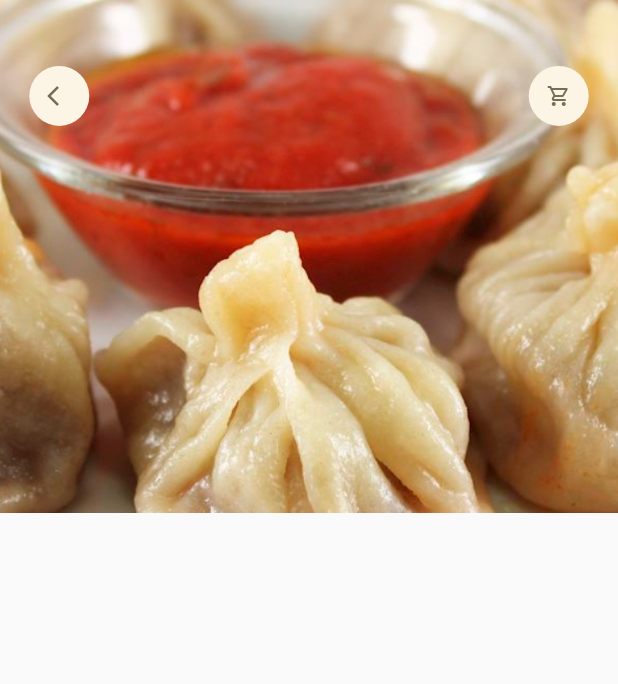
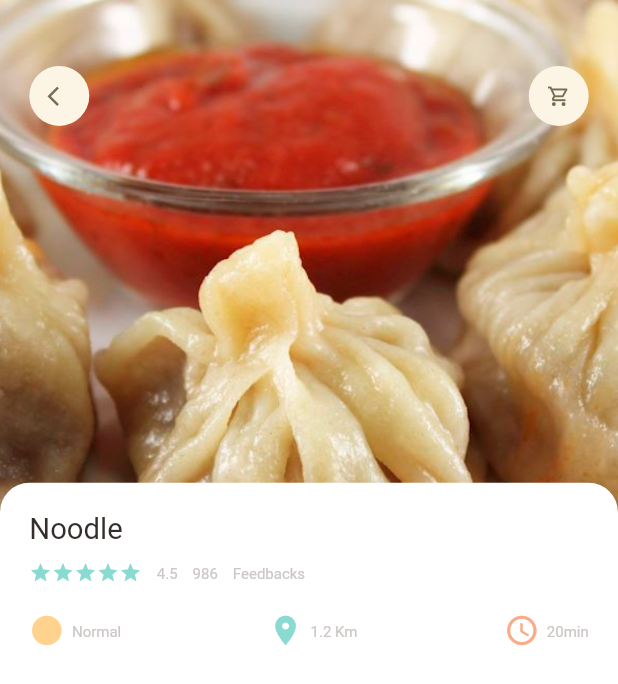
Before and after one commit to Anjeelchaudhary/E-commersApplication-_Foodie-, a Flutter app: the screen it shows after launch, on a phone screen of 412 x 824 dp. Shown: the top 684 px of the screen. Run offline on Flutter 3.47's test engine with Material 2 defaults, Android fonts, the phone set to English and light mode, and no system bars; our stand-ins replace dots_indicator, get.

Commit message:
:art: added below description
product detail

```diff
--- a/lib/pages/food/popular_food_detail.dart
+++ b/lib/pages/food/popular_food_detail.dart
@@ -1,5 +1,9 @@
 import 'package:flutter/material.dart';
+import 'package:flutter_ecommers_app/utils/colors.dart';
 import 'package:flutter_ecommers_app/utils/dimensions.dart';
+import 'package:flutter_ecommers_app/widgets/big_text.dart';
+import 'package:flutter_ecommers_app/widgets/icon_and_text_widget.dart';
+import 'package:flutter_ecommers_app/widgets/small_text.dart';
 
 import '../../widgets/app_icon.dart';
 
@@ -9,7 +13,8 @@ class PopularFoodDetail extends StatelessWidget {
   @override
   Widget build(BuildContext context) {
     return Scaffold(
-      body: Stack(children: [
+      body: Stack(
+        children: [
           Positioned(
             left: 0,
             right: 0,
@@ -33,8 +38,82 @@ class PopularFoodDetail extends StatelessWidget {
                 AppIcon(icon: Icons.shopping_cart_outlined),
               ],
             ),
+          ),
+          Positioned(
+            left: 0,
+            right: 0,
+            bottom: 0,
+            top: Dimensions.popularFoodImgSize - 20,
+            child: Container(
+              padding: EdgeInsets.only(
+                  left: Dimensions.width20,
+                  right: Dimensions.width20,
+                  top: Dimensions.height20),
+              decoration: BoxDecoration(
+                  borderRadius: BorderRadius.only(
+                    topRight: Radius.circular(Dimensions.radius20),
+                    topLeft: Radius.circular(Dimensions.radius20),
+
+                  ),
+                  color: Colors.white),
+              child: Column(
+                  crossAxisAlignment: CrossAxisAlignment.start,
+                  children: [
+                    BigText(text: "Noodle"),
+                    SizedBox(
+                      height: Dimensions.height10,
+                    ),
+                    Row(
+                      children: [
+                        Wrap(
+                          children: List.generate(5, (index) {
+                            return Icon(
+                              Icons.star,
+                              color: AppColors.mainColor,
+                              size: 15,
+                            );
+                          }),
+                        ),
+                        SizedBox(
+                          width: 10,
+                        ),
+                        SmallText(text: "4.5"),
+                        SizedBox(
+                          width: 10,
+                        ),
+                        SmallText(text: "986"),
+                        SizedBox(
+                          width: 10,
+                        ),
+                        SmallText(text: "Feedbacks"),
+                      ],
+                    ),
+                    SizedBox(
+                      height: Dimensions.height20,
+                    ),
+                    //this is for the design ie normal,distance and for time
+                    Row(
+                      mainAxisAlignment: MainAxisAlignment.spaceBetween,
+                      children: [
+                        IconAndTextWidget(
+                            icon: Icons.circle_sharp,
+                            text: "Normal",
+                            iconColor: AppColors.iconColor1),
+                        IconAndTextWidget(
+                            icon: Icons.location_on,
+                            text: "1.2 Km",
+                            iconColor: AppColors.mainColor),
+                        IconAndTextWidget(
+                            icon: Icons.access_time_rounded,
+                            text: "20min",
+                            iconColor: AppColors.iconColor2)
+                      ],
                     )
                   ]),
+            ),
+          )
+        ],
+      ),
     );
   }
 }
--- a/lib/utils/dimensions.dart
+++ b/lib/utils/dimensions.dart
@@ -33,6 +33,7 @@ class Dimensions {
 
   //icon size
   static double iconSize24 = screenHeight / 35.17;
+  static double iconSize16 = screenHeight / 52.75;
 
   //list view size
   static double listViewImgSize = screenWidth / 3.25;
--- a/lib/widgets/app_icon.dart
+++ b/lib/widgets/app_icon.dart
@@ -1,4 +1,5 @@
 import 'package:flutter/material.dart';
+import 'package:flutter_ecommers_app/utils/dimensions.dart';
 
 class AppIcon extends StatelessWidget {
   final IconData icon;
@@ -26,7 +27,7 @@ class AppIcon extends StatelessWidget {
       child: Icon(
         icon,
         color: iconColor,
-        size: 16,
+        size: Dimensions.iconSize16,
       ),
     );
   }
```
Lines whose indentation alone changed are shown as unchanged.
